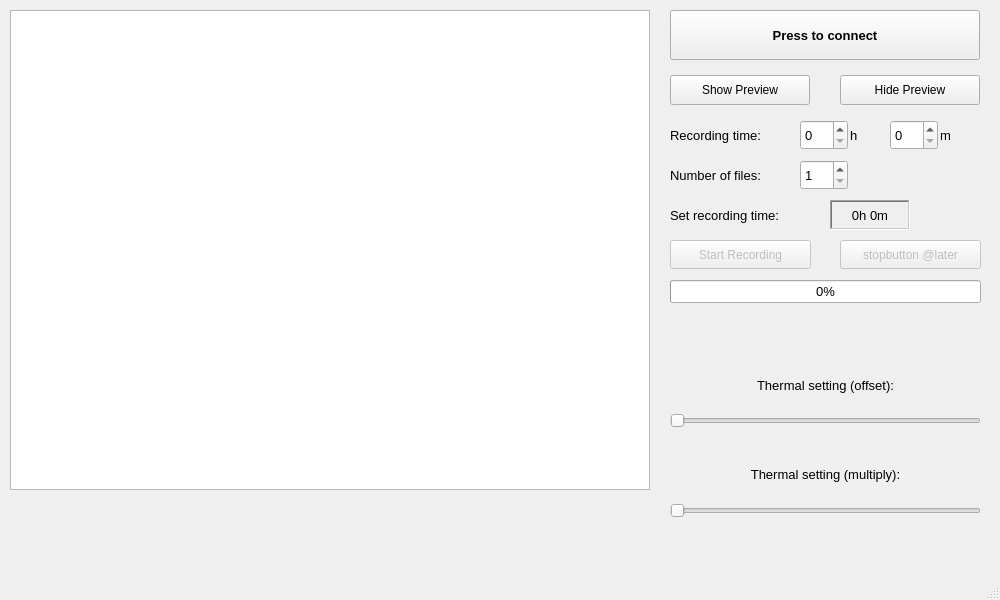
Above: sleepmonitormain.ui from Schmidt9898/qt_sleepmonitor before the change. Below: the same form after it.
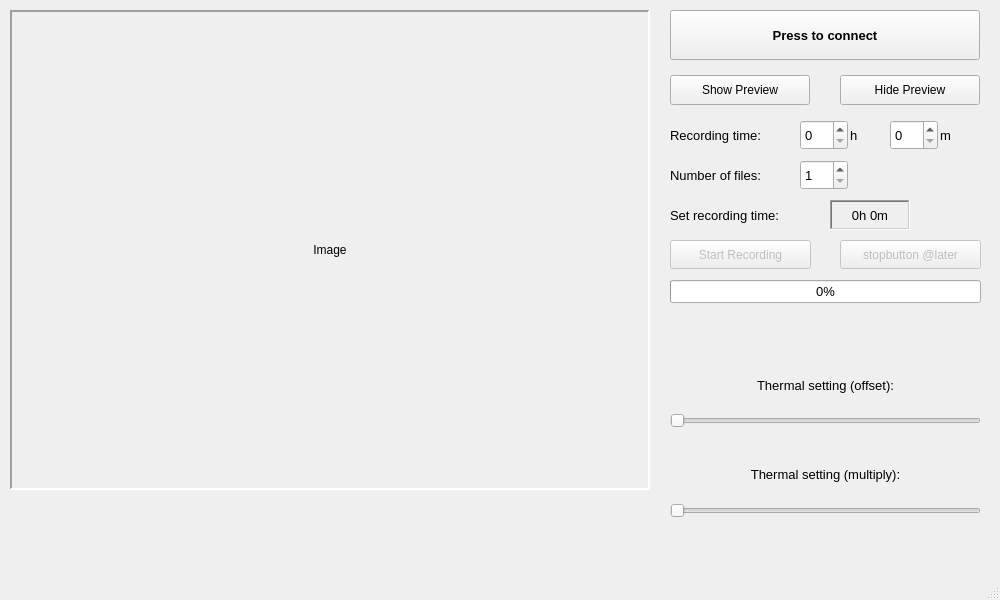
That is the form after the change.

Diff of the .ui file:
```diff
--- a/sleepmonitormain.ui
+++ b/sleepmonitormain.ui
@@ -23,21 +23,6 @@
    <string>SleepMonitorMain</string>
   </property>
   <widget class="QWidget" name="centralwidget">
-   <widget class="QGraphicsView" name="previewWindow">
-    <property name="geometry">
-     <rect>
-      <x>10</x>
-      <y>10</y>
-      <width>640</width>
-      <height>480</height>
-     </rect>
-    </property>
-    <property name="font">
-     <font>
-      <family>Arial</family>
-     </font>
-    </property>
-   </widget>
    <widget class="QPushButton" name="startRecordingButton">
     <property name="enabled">
      <bool>false</bool>
@@ -428,6 +413,47 @@
      <set>Qt::AlignCenter</set>
     </property>
    </widget>
+   <widget class="QLabel" name="imageLabel">
+    <property name="geometry">
+     <rect>
+      <x>10</x>
+      <y>10</y>
+      <width>640</width>
+      <height>480</height>
+     </rect>
+    </property>
+    <property name="text">
+     <string>Image</string>
+    </property>
+    <property name="alignment">
+     <set>Qt::AlignCenter</set>
+    </property>
+   </widget>
+   <widget class="QFrame" name="imageFrame">
+    <property name="geometry">
+     <rect>
+      <x>10</x>
+      <y>10</y>
+      <width>640</width>
+      <height>480</height>
+     </rect>
+    </property>
+    <property name="autoFillBackground">
+     <bool>false</bool>
+    </property>
+    <property name="frameShape">
+     <enum>QFrame::Panel</enum>
+    </property>
+    <property name="frameShadow">
+     <enum>QFrame::Sunken</enum>
+    </property>
+    <property name="lineWidth">
+     <number>2</number>
+    </property>
+    <property name="midLineWidth">
+     <number>0</number>
+    </property>
+   </widget>
   </widget>
   <widget class="QMenuBar" name="menubar">
    <property name="geometry">
```
Left out of the diff: 2 changed lines with no effect on the pictures.
